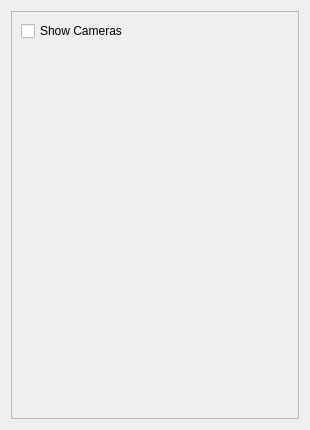
This is ui/uifiles/views/camera.ui in timofey260/RWE-Sharp as Qt 5 draws it before an edit. The edited form follows.
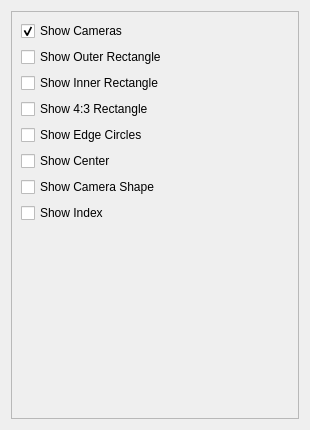
This is the edited form.

```diff
--- a/ui/uifiles/views/camera.ui
+++ b/ui/uifiles/views/camera.ui
@@ -24,8 +24,8 @@
        <rect>
         <x>0</x>
         <y>0</y>
-        <width>290</width>
-        <height>410</height>
+        <width>294</width>
+        <height>414</height>
        </rect>
       </property>
       <layout class="QVBoxLayout" name="verticalLayout_2">
@@ -34,6 +34,58 @@
          <property name="text">
           <string>Show Cameras</string>
          </property>
+         <property name="checked">
+          <bool>true</bool>
+         </property>
+        </widget>
+       </item>
+       <item>
+        <widget class="QCheckBox" name="ShowOuter">
+         <property name="text">
+          <string>Show Outer Rectangle</string>
+         </property>
+        </widget>
+       </item>
+       <item>
+        <widget class="QCheckBox" name="ShowInner">
+         <property name="text">
+          <string>Show Inner Rectangle</string>
+         </property>
+        </widget>
+       </item>
+       <item>
+        <widget class="QCheckBox" name="Show43">
+         <property name="text">
+          <string>Show 4:3 Rectangle</string>
+         </property>
+        </widget>
+       </item>
+       <item>
+        <widget class="QCheckBox" name="ShowEdgeCircles">
+         <property name="text">
+          <string>Show Edge Circles</string>
+         </property>
+        </widget>
+       </item>
+       <item>
+        <widget class="QCheckBox" name="ShowCenter">
+         <property name="text">
+          <string>Show Center</string>
+         </property>
+        </widget>
+       </item>
+       <item>
+        <widget class="QCheckBox" name="ShowCameraShape">
+         <property name="text">
+          <string>Show Camera Shape</string>
+         </property>
+        </widget>
+       </item>
+       <item>
+        <widget class="QCheckBox" name="ShowIndex">
+         <property name="text">
+          <string>Show Index</string>
+         </property>
         </widget>
        </item>
        <item>
```
Left out of the diff: 115 changed lines with no effect on the pictures.
